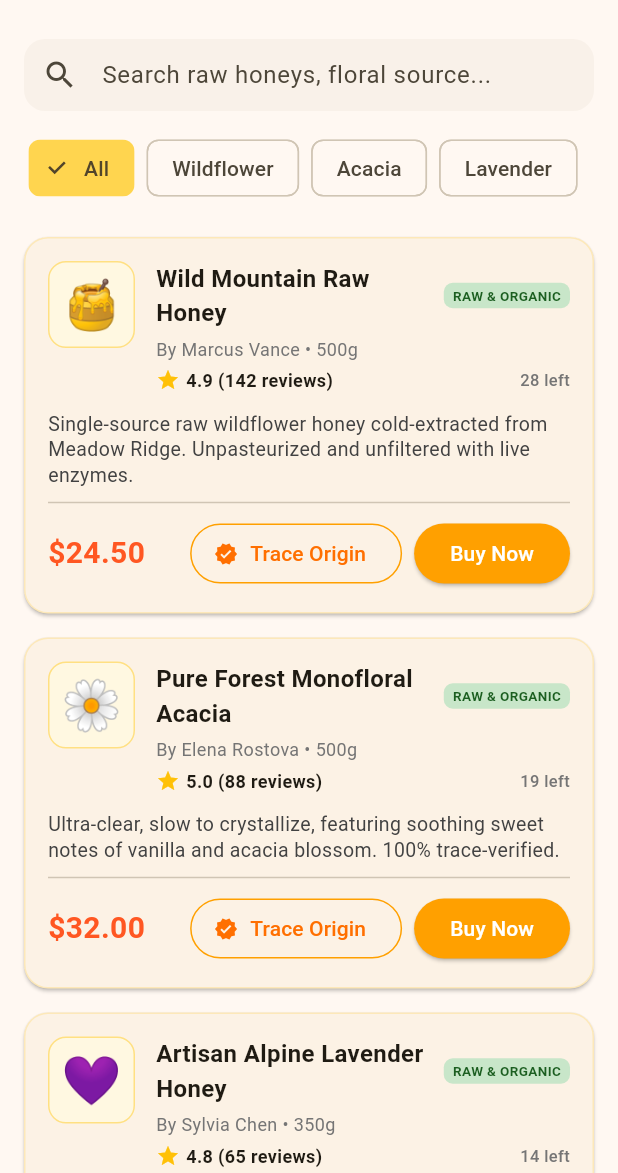
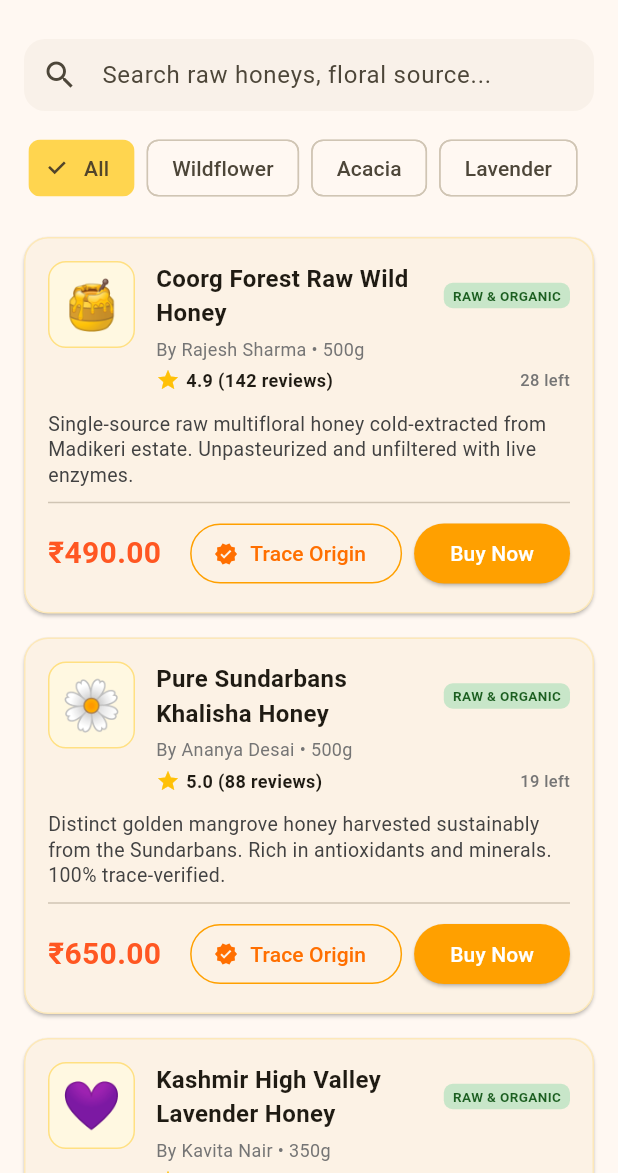
Before and after one commit to k-s-d-s/Beelink, a Flutter app: the MarketplaceScreen screen opened directly, on a phone screen of 412 x 824 dp, the part 63-1236 px from its top. Run offline on Flutter 3.47's test engine with Material 3 defaults, Android fonts, the phone set to English and light mode, and no system bars; our stand-ins replace fl_chart, qr_flutter; missing offline and left inert: mobile_scanner.

Commit message:
feat: localize demo data with Indian apiaries, beekeepers, places and INR currency

```diff
--- a/lib/mock_data/beelink_repository.dart
+++ b/lib/mock_data/beelink_repository.dart
@@ -78,7 +78,7 @@ class BeeLinkRepository extends ChangeNotifier {
       orderDate: now,
       status: 'Processing',
       deliveryAddress: deliveryAddress,
-      carrier: 'EcoBee Express',
+      carrier: 'BlueDart EcoBee Express',
       trackingNumber: 'EBX-${DateTime.now().millisecondsSinceEpoch.toString().substring(6)}',
       steps: [
         OrderStep(
@@ -124,8 +124,8 @@ class BeeLinkRepository extends ChangeNotifier {
     _hives.addAll([
       const HiveModel(
         id: 'HIVE-01',
-        name: 'Golden Valley Queen #1',
-        location: 'Meadow Ridge Apiary, Zone A',
+        name: 'Coorg Western Ghats Queen #1',
+        location: 'Madikeri Apiary Reserve, Coorg, Karnataka',
         weightKg: 46.2,
         temperatureC: 34.8,
         humidityPercent: 54.5,
@@ -161,8 +161,8 @@ class BeeLinkRepository extends ChangeNotifier {
       ),
       const HiveModel(
         id: 'HIVE-02',
-        name: 'Wildflower Ridge #2',
-        location: 'Sunnyside Hill Apiary, Box 3',
+        name: 'Mahabaleshwar Flora #2',
+        location: 'Venna Valley Apiary, Mahabaleshwar, Maharashtra',
         weightKg: 49.8,
         temperatureC: 35.1,
         humidityPercent: 52.0,
@@ -198,8 +198,8 @@ class BeeLinkRepository extends ChangeNotifier {
       ),
       const HiveModel(
         id: 'HIVE-03',
-        name: 'Alpine Lavender Box #3',
-        location: 'Cedar Wood Crest, Sector 2',
+        name: 'Kashmir Lavender & Saffron #3',
+        location: 'Pampore Apiary Valley, Pulwama, J&K',
         weightKg: 42.1,
         temperatureC: 36.4,
         humidityPercent: 61.2,
@@ -235,8 +235,8 @@ class BeeLinkRepository extends ChangeNotifier {
       ),
       const HiveModel(
         id: 'HIVE-04',
-        name: 'Forest Acacia #4',
-        location: 'Oak Valley Grove, Stand D',
+        name: 'Sundarbans Mangrove Box #4',
+        location: 'Sundarbans Biosphere Reserve, Stand D, West Bengal',
         weightKg: 51.4,
         temperatureC: 34.6,
         humidityPercent: 53.8,
@@ -277,15 +277,15 @@ class BeeLinkRepository extends ChangeNotifier {
       HoneyBatchModel(
         id: 'BATCH-RAW-HONEY-2026-001',
         hiveId: 'HIVE-01',
-        hiveName: 'Golden Valley Queen #1',
-        beekeeperName: 'Marcus Vance (Certified Master Beekeeper)',
-        apiaryLocation: 'Meadow Ridge, Cascade Foothills (Elev. 420m)',
-        floralSource: 'Wild Mountain Blossom & Clover',
+        hiveName: 'Coorg Western Ghats Queen #1',
+        beekeeperName: 'Rajesh Sharma (Certified Master Beekeeper)',
+        apiaryLocation: 'Madikeri, Coorg Western Ghats (Elev. 1,150m), Karnataka',
+        floralSource: 'Wild Western Ghats Forest Blossom & Coffee Bloom',
         harvestDate: DateTime.now().subtract(const Duration(days: 12)),
         netWeightKg: 18.5,
         moisturePercent: 16.8,
         purityScorePercent: 99.8,
-        pollenDna: '84% Trifolium repens, 16% Rubus idaeus',
+        pollenDna: '84% Coffea arabica & Wildflower, 16% Strobilanthes',
         flavorNotes: 'Rich buttery notes, delicate caramel undertones, floral aroma',
         blockchainTxHash: '0x3c8a91b427d11f8e65e490fa2e89d1b0987ceea3',
         milestones: [
@@ -293,19 +293,19 @@ class BeeLinkRepository extends ChangeNotifier {
             title: 'Harvested from Hive #1',
             description: 'Uncapped by hand and cold-spun extraction under 32°C.',
             timestamp: DateTime.now().subtract(const Duration(days: 12)),
-            actor: 'Marcus Vance, Head Apiarist',
+            actor: 'Rajesh Sharma, Head Apiarist',
           ),
           TraceMilestone(
-            title: 'Bio-Lab Purity & Moisture Analysis',
+            title: 'Bio-Lab Origin & Moisture Analysis',
             description: 'Passed ISO 17025 certification with 16.8% moisture & 0% synthetic sugars.',
             timestamp: DateTime.now().subtract(const Duration(days: 10)),
-            actor: 'BioTrace Alpine Laboratory',
+            actor: 'BioTrace Bengaluru Food Testing Lab',
           ),
           TraceMilestone(
             title: 'Cold Bottled & Sealed',
             description: 'Packaged into amber UV-protective glass jars with NFC & QR seal.',
             timestamp: DateTime.now().subtract(const Duration(days: 8)),
-            actor: 'BeeLink Certified Packager',
+            actor: 'BeeLink India Certified Packager',
           ),
           TraceMilestone(
             title: 'Batch Distributed to Marketplace',
@@ -318,64 +318,64 @@ class BeeLinkRepository extends ChangeNotifier {
       HoneyBatchModel(
         id: 'BATCH-ACACIA-2026-002',
         hiveId: 'HIVE-04',
-        hiveName: 'Forest Acacia #4',
-        beekeeperName: 'Elena Rostova (Sustainable Apiculture Lab)',
-        apiaryLocation: 'Oak Valley Forest Sanctuary, Stand D',
-        floralSource: 'Robinia Pseudoacacia (Black Locust)',
+        hiveName: 'Sundarbans Mangrove Box #4',
+        beekeeperName: 'Ananya Desai (National Bee Board Certified)',
+        apiaryLocation: 'Sundarbans Mangrove Forest Reserve, Stand D, West Bengal',
+        floralSource: 'Sundarbans Mangrove (Khalisha & Goran Blossom)',
         harvestDate: DateTime.now().subtract(const Duration(days: 18)),
         netWeightKg: 24.0,
         moisturePercent: 15.9,
         purityScorePercent: 99.9,
-        pollenDna: '92% Robinia pseudoacacia, 8% Acer campestre',
-        flavorNotes: 'Ultra-light golden clarity, delicate sweet vanilla finish, zero bitterness',
+        pollenDna: '91% Aegiceras corniculatum, 9% Ceriops decandra',
+        flavorNotes: 'Warm golden amber, delicate woody sweetness with subtle coastal mineral notes',
         blockchainTxHash: '0x992fa44e761c028a17d84b90123feaa551d08771',
         milestones: [
           TraceMilestone(
-            title: 'Acacia Bloom Harvest',
-            description: 'Harvested during peak 10-day spring acacia blooming window.',
+            title: 'Sundarbans Wild Mangrove Harvest',
+            description: 'Harvested sustainably during the traditional spring blooming window.',
             timestamp: DateTime.now().subtract(const Duration(days: 18)),
-            actor: 'Elena Rostova, Apiarist',
+            actor: 'Ananya Desai, Apiarist',
           ),
           TraceMilestone(
             title: 'Micro-Filtration & Pollen DNA Sequencing',
-            description: 'Confirmed 92% monofloral purity with zero pesticide residues detected.',
+            description: 'Confirmed 91% monofloral purity with zero pesticide residues detected.',
             timestamp: DateTime.now().subtract(const Duration(days: 15)),
-            actor: 'PollenDNA Analytical Labs',
+            actor: 'Kolkata Analytical Quality Lab',
           ),
           TraceMilestone(
             title: 'Certified Organic Bottling',
             description: 'Sealed in tamper-evident artisan jars with freshness validation.',
             timestamp: DateTime.now().subtract(const Duration(days: 14)),
-            actor: 'EcoBee Fulfillment Hub',
+            actor: 'EcoBee India Fulfillment Hub',
           ),
         ],
       ),
       HoneyBatchModel(
         id: 'BATCH-LAVENDER-2026-003',
         hiveId: 'HIVE-03',
-        hiveName: 'Alpine Lavender Box #3',
-        beekeeperName: 'Sylvia Chen (Artisan Beekeeper)',
-        apiaryLocation: 'High Provence Lavender Valleys',
-        floralSource: 'Lavandula angustifolia',
+        hiveName: 'Kashmir Lavender & Saffron #3',
+        beekeeperName: 'Kavita Nair (Himalayan Organic Apiarist)',
+        apiaryLocation: 'Pampore Valley, Kashmir (Elev. 1,600m), J&K',
+        floralSource: 'Kashmir Lavender & Himalayan Wild Flora',
         harvestDate: DateTime.now().subtract(const Duration(days: 25)),
         netWeightKg: 14.2,
         moisturePercent: 17.1,
         purityScorePercent: 99.6,
-        pollenDna: '89% Lavandula, 11% Thymus vulgaris',
-        flavorNotes: 'Herbaceous, calming lavender aroma, silky smooth crystallization',
+        pollenDna: '89% Lavandula angustifolia, 11% Trifolium pratense',
+        flavorNotes: 'Herbaceous, calming floral aroma with smooth crystallizing sweetness',
         blockchainTxHash: '0x551be892a0149cc7e4367ef99901aa84b12c8190',
         milestones: [
           TraceMilestone(
-            title: 'Alpine Harvest',
-            description: 'Harvested at sunset when foraging bees have returned.',
+            title: 'High Valley Harvest',
+            description: 'Harvested at sunset in the pesticide-free slopes of Pampore.',
             timestamp: DateTime.now().subtract(const Duration(days: 25)),
-            actor: 'Sylvia Chen',
+            actor: 'Kavita Nair',
           ),
           TraceMilestone(
             title: 'Spectroscopy Quality Verification',
             description: 'Verified enzymatic diastase activity > 15 Schade units.',
             timestamp: DateTime.now().subtract(const Duration(days: 22)),
-            actor: 'Alpine Quality Assurance',
+            actor: 'Srinagar Agri-Quality Assurance',
           ),
         ],
       ),
@@ -386,13 +386,13 @@ class BeeLinkRepository extends ChangeNotifier {
       ProductModel(
         id: 'PROD-01',
         batchId: 'BATCH-RAW-HONEY-2026-001',
-        name: 'Wild Mountain Raw Honey',
-        description: 'Single-source raw wildflower honey cold-extracted from Meadow Ridge. Unpasteurized and unfiltered with live enzymes.',
-        floralSource: 'Wildflower',
-        price: 24.50,
+        name: 'Coorg Forest Raw Wild Honey',
+        description: 'Single-source raw multifloral honey cold-extracted from Madikeri estate. Unpasteurized and unfiltered with live enzymes.',
+        floralSource: 'Wild Forest',
+        price: 490.00,
         jarSize: '500g',
         stockCount: 28,
-        beekeeperName: 'Marcus Vance',
+        beekeeperName: 'Rajesh Sharma',
         rating: 4.9,
         reviewsCount: 142,
         isOrganic: true,
@@ -401,13 +401,13 @@ class BeeLinkRepository extends ChangeNotifier {
       ProductModel(
         id: 'PROD-02',
         batchId: 'BATCH-ACACIA-2026-002',
-        name: 'Pure Forest Monofloral Acacia',
-        description: 'Ultra-clear, slow to crystallize, featuring soothing sweet notes of vanilla and acacia blossom. 100% trace-verified.',
-        floralSource: 'Acacia',
-        price: 32.00,
+        name: 'Pure Sundarbans Khalisha Honey',
+        description: 'Distinct golden mangrove honey harvested sustainably from the Sundarbans. Rich in antioxidants and minerals. 100% trace-verified.',
+        floralSource: 'Mangrove Khalisha',
+        price: 650.00,
         jarSize: '500g',
         stockCount: 19,
-        beekeeperName: 'Elena Rostova',
+        beekeeperName: 'Ananya Desai',
         rating: 5.0,
         reviewsCount: 88,
         isOrganic: true,
@@ -416,13 +416,13 @@ class BeeLinkRepository extends ChangeNotifier {
       ProductModel(
         id: 'PROD-03',
         batchId: 'BATCH-LAVENDER-2026-003',
-        name: 'Artisan Alpine Lavender Honey',
-        description: 'Rare monofloral lavender honey with intoxicating floral aroma and rich calming properties. Certified organic.',
-        floralSource: 'Lavender',
-        price: 28.50,
+        name: 'Kashmir High Valley Lavender Honey',
+        description: 'Rare aromatic monofloral honey from the high altitude valleys of Kashmir. Delicate floral essence and calming properties.',
+        floralSource: 'Kashmir Lavender',
+        price: 580.00,
         jarSize: '350g',
         stockCount: 14,
-        beekeeperName: 'Sylvia Chen',
+        beekeeperName: 'Kavita Nair',
         rating: 4.8,
         reviewsCount: 65,
         isOrganic: true,
@@ -432,12 +432,12 @@ class BeeLinkRepository extends ChangeNotifier {
         id: 'PROD-04',
         batchId: 'BATCH-RAW-HONEY-2026-001',
         name: 'Raw Honeycomb Reserve Cut',
-        description: 'Direct cut comb straight from the hive frame. Purest way to experience raw honey with natural beeswax wax cells.',
-        floralSource: 'Wildflower',
-        price: 36.00,
+        description: 'Direct cut comb straight from the Coorg hive frame. Purest way to experience raw honey with natural virgin beeswax cells.',
+        floralSource: 'Wild Forest',
+        price: 750.00,
         jarSize: '400g comb',
         stockCount: 8,
-        beekeeperName: 'Marcus Vance',
+        beekeeperName: 'Rajesh Sharma',
         rating: 4.95,
         reviewsCount: 47,
         isOrganic: true,
@@ -450,13 +450,13 @@ class BeeLinkRepository extends ChangeNotifier {
       OrderModel(
         id: 'ORD-2026-0941',
         batchId: 'BATCH-RAW-HONEY-2026-001',
-        productName: 'Wild Mountain Raw Honey (500g)',
+        productName: 'Coorg Forest Raw Wild Honey (500g)',
         jarCount: 2,
-        totalPrice: 49.00,
+        totalPrice: 980.00,
         orderDate: DateTime.now().subtract(const Duration(days: 2)),
         status: 'In Transit',
-        deliveryAddress: '742 Evergreen Terrace, Portland, OR',
-        carrier: 'EcoBee Green Courier',
+        deliveryAddress: 'Flat 402, Shanti Niketan, 12th Main, Indiranagar, Bengaluru, Karnataka',
+        carrier: 'BlueDart EcoBee Express',
         trackingNumber: 'EBX-88492019',
         steps: [
           OrderStep(
@@ -494,18 +494,18 @@ class BeeLinkRepository extends ChangeNotifier {
       OrderModel(
         id: 'ORD-2026-0889',
         batchId: 'BATCH-ACACIA-2026-002',
-        productName: 'Pure Forest Monofloral Acacia (500g)',
+        productName: 'Pure Sundarbans Khalisha Honey (500g)',
         jarCount: 1,
-        totalPrice: 32.00,
+        totalPrice: 650.00,
         orderDate: DateTime.now().subtract(const Duration(days: 8)),
         status: 'Delivered',
-        deliveryAddress: '120 Market Street, Suite 400, Seattle, WA',
-        carrier: 'EcoBee Express',
+        deliveryAddress: 'Plot 18, Road No. 36, Jubilee Hills, Hyderabad, Telangana',
+        carrier: 'Delhivery Green Courier',
         trackingNumber: 'EBX-39184022',
         steps: [
           OrderStep(
             title: 'Order Placed & Confirmed',
-            description: 'Order received by Elena Rostova apiary.',
+            description: 'Order received by Ananya Desai apiary.',
             timestamp: DateTime.now().subtract(const Duration(days: 8)),
             isDone: true,
           ),
@@ -536,7 +536,7 @@ class BeeLinkRepository extends ChangeNotifier {
       AiInsightModel(
         id: 'INS-01',
         hiveId: 'HIVE-03',
-        hiveName: 'Alpine Lavender Box #3',
+        hiveName: 'Kashmir Lavender & Saffron #3',
         title: 'Swarm Preparation Pattern Detected',
         category: 'Swarm Prediction',
         severity: InsightSeverity.urgent,
@@ -548,7 +548,7 @@ class BeeLinkRepository extends ChangeNotifier {
       AiInsightModel(
         id: 'INS-02',
         hiveId: 'HIVE-02',
-        hiveName: 'Wildflower Ridge #2',
+        hiveName: 'Mahabaleshwar Flora #2',
         title: 'Peak Nectar Inflow & Optimal Harvest Window',
         category: 'Harvest Forecast',
         severity: InsightSeverity.optimal,
@@ -560,7 +560,7 @@ class BeeLinkRepository extends ChangeNotifier {
       AiInsightModel(
         id: 'INS-03',
         hiveId: 'HIVE-01',
-        hiveName: 'Golden Valley Queen #1',
+        hiveName: 'Coorg Western Ghats Queen #1',
         title: 'Optimal Foraging & Thermoregulation',
         category: 'Colony Health',
         severity: InsightSeverity.info,
@@ -572,7 +572,7 @@ class BeeLinkRepository extends ChangeNotifier {
       AiInsightModel(
         id: 'INS-04',
         hiveId: 'HIVE-04',
-        hiveName: 'Forest Acacia #4',
+        hiveName: 'Sundarbans Mangrove Box #4',
         title: 'High Humidity Microclimate Warning',
         category: 'Climate & Moisture',
         severity: InsightSeverity.warning,
--- a/lib/screens/beekeeper/harvest_logger_screen.dart
+++ b/lib/screens/beekeeper/harvest_logger_screen.dart
@@ -60,8 +60,8 @@ class _HarvestLoggerScreenState extends State<HarvestLoggerScreen> {
       id: _previewBatchId,
       hiveId: _selectedHiveId,
       hiveName: hiveName,
-      beekeeperName: 'Marcus Vance (Apiary Lead)',
-      apiaryLocation: hive?.location ?? 'Meadow Ridge Apiary',
+      beekeeperName: 'Rajesh Sharma (Apiary Lead)',
+      apiaryLocation: hive?.location ?? 'Coorg Western Ghats Apiary',
       floralSource: _floralController.text.trim(),
       harvestDate: now,
       netWeightKg: weight,
@@ -75,7 +75,7 @@ class _HarvestLoggerScreenState extends State<HarvestLoggerScreen> {
           title: 'Harvested from $hiveName',
           description: 'Uncapped and cold-extracted under gentle centrifugation.',
           timestamp: now,
-          actor: 'Marcus Vance',
+          actor: 'Rajesh Sharma',
         ),
         TraceMilestone(
           title: 'Immediate Refractometer Moisture Testing',
--- a/lib/screens/beekeeper/store_screen.dart
+++ b/lib/screens/beekeeper/store_screen.dart
@@ -90,7 +90,7 @@ class _StoreScreenState extends State<StoreScreen> {
                           controller: priceController,
                           keyboardType: const TextInputType.numberWithOptions(decimal: true),
                           decoration: const InputDecoration(
-                            labelText: 'Price (\$)',
+                            labelText: 'Price (₹)',
                             border: OutlineInputBorder(),
                           ),
                         ),
@@ -206,7 +206,7 @@ class _StoreScreenState extends State<StoreScreen> {
                   children: [
                     _buildStatCard(
                       'Total Revenue',
-                      '\$${totalRevenue.toStringAsFixed(2)}',
+                      '₹${totalRevenue.toStringAsFixed(2)}',
                       'Across ${orders.length} orders',
                       Icons.payments,
                       Colors.green.shade700,
@@ -293,7 +293,7 @@ class _StoreScreenState extends State<StoreScreen> {
                                   ),
                                 ),
                                 Text(
-                                  '\$${product.price.toStringAsFixed(2)}',
+                                  '₹${product.price.toStringAsFixed(2)}',
                                   style: const TextStyle(fontWeight: FontWeight.bold, fontSize: 16, color: Colors.deepOrange),
                                 ),
                               ],
--- a/lib/screens/consumer/marketplace_screen.dart
+++ b/lib/screens/consumer/marketplace_screen.dart
@@ -18,7 +18,7 @@ class _MarketplaceScreenState extends State<MarketplaceScreen> {
 
   void _showPurchaseSheet(BuildContext context, ProductModel product) {
     int quantity = 1;
-    final addressController = TextEditingController(text: '450 Sunset Blvd, Apt 3B, San Francisco, CA');
+    final addressController = TextEditingController(text: 'Flat 402, Shanti Niketan, Indiranagar, Bengaluru, Karnataka');
 
     showModalBottomSheet(
       context: context,
@@ -124,7 +124,7 @@ class _MarketplaceScreenState extends State<MarketplaceScreen> {
                     children: [
                       const Text('Total Amount:', style: TextStyle(fontSize: 15, fontWeight: FontWeight.w500)),
                       Text(
-                        '\$${totalPrice.toStringAsFixed(2)}',
+                        '₹${totalPrice.toStringAsFixed(2)}',
                         style: const TextStyle(fontSize: 22, fontWeight: FontWeight.bold, color: Colors.deepOrange),
                       ),
                     ],
@@ -337,7 +337,7 @@ class _MarketplaceScreenState extends State<MarketplaceScreen> {
                                     mainAxisAlignment: MainAxisAlignment.spaceBetween,
                                     children: [
                                       Text(
-                                        '\$${product.price.toStringAsFixed(2)}',
+                                        '₹${product.price.toStringAsFixed(2)}',
                                         style: const TextStyle(fontSize: 20, fontWeight: FontWeight.bold, color: Colors.deepOrange),
                                       ),
                                       Row(
--- a/lib/screens/consumer/order_tracking_screen.dart
+++ b/lib/screens/consumer/order_tracking_screen.dart
@@ -125,7 +125,7 @@ class OrderTrackingScreen extends StatelessWidget {
                             ),
                           ),
                           Text(
-                            '\$${order.totalPrice.toStringAsFixed(2)}',
+                            '₹${order.totalPrice.toStringAsFixed(2)}',
                             style: const TextStyle(fontWeight: FontWeight.bold, fontSize: 16),
                           ),
                         ],
```
